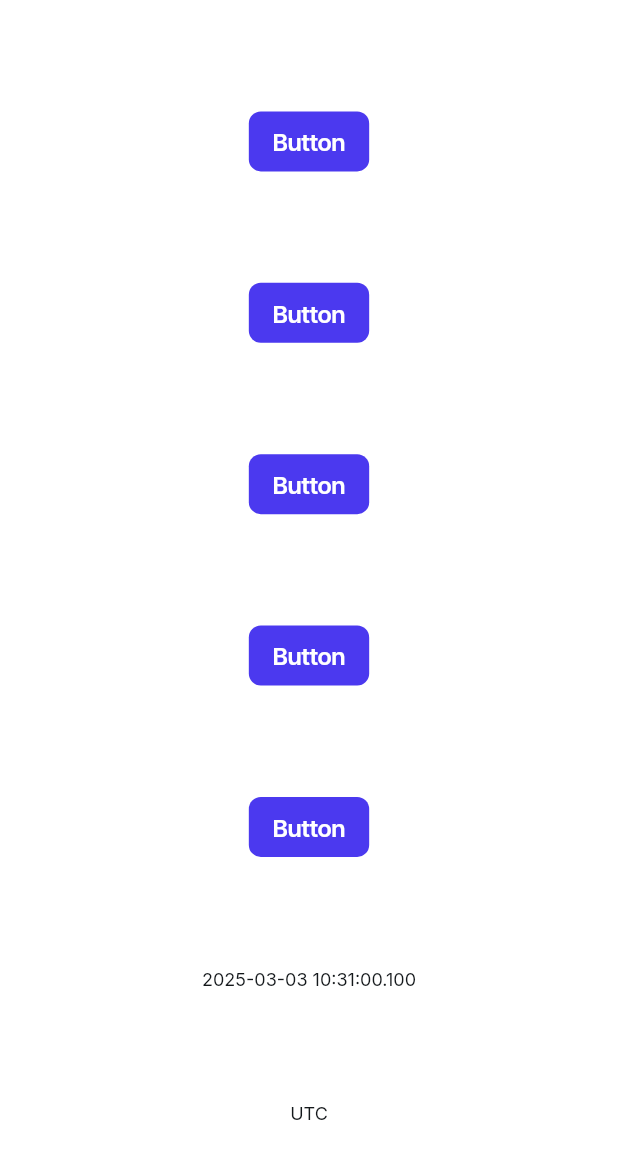
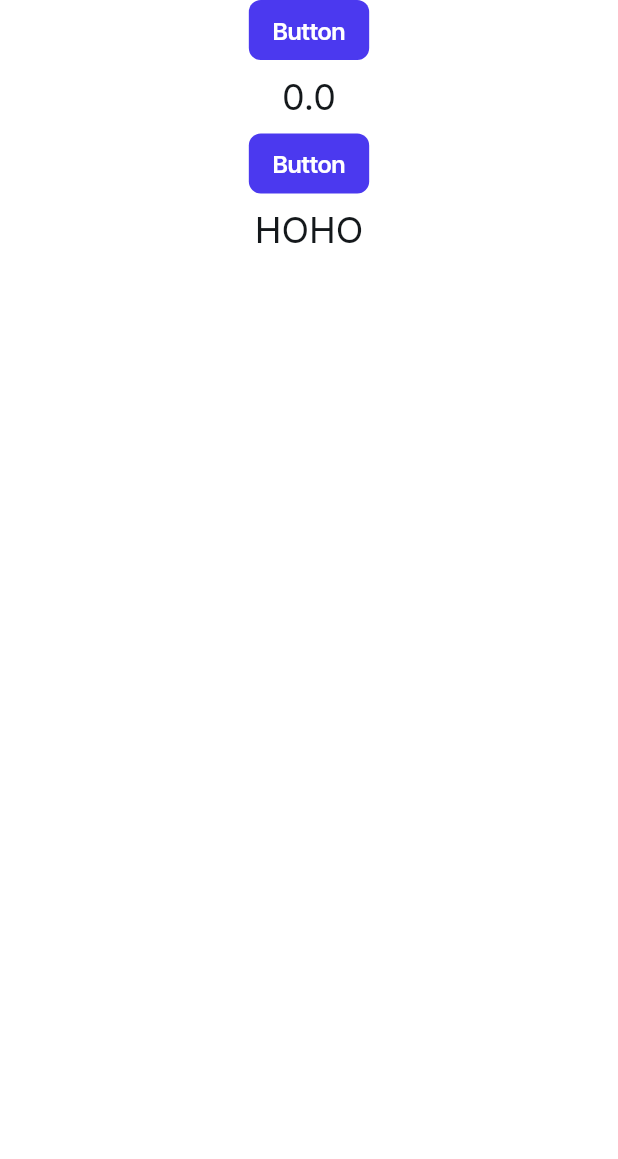
Before and after one commit to BhanushaliBhavik/Temp, a Flutter app: the screen it shows after launch, on a phone screen of 412 x 824 dp. Shown: the top 1159 px of the screen. Run offline on Flutter 3.47's test engine with Material 3 defaults, Android fonts, the phone set to English and light mode, and no system bars; drawn by our look-alikes of auto_size_text; our stand-ins replace cloud_firestore, contacts_service, device_info_plus, easy_debounce, equatable, file_picker and 14 more; missing offline and left inert: json_path, mime_type, text_search; accounts and stored records are empty.

Commit message:
Updating to latest FlutterFlow output.

```diff
--- a/lib/backend/supabase/supabase.dart
+++ b/lib/backend/supabase/supabase.dart
@@ -1,6 +1,7 @@
 import 'package:supabase_flutter/supabase_flutter.dart' hide Provider;
 
 export 'database/database.dart';
+export 'storage/storage.dart';
 
 String _kSupabaseUrl = 'https://ktxlocxhczgxkrliddbv.supabase.co';
 String _kSupabaseAnonKey =
--- a/lib/custom_code/actions/index.dart
+++ b/lib/custom_code/actions/index.dart
@@ -5,3 +5,4 @@ export 'initialized_local_notifications.dart'
     show initializedLocalNotifications;
 export 'schedule_notification.dart' show scheduleNotification;
 export 'schedule_notifications.dart' show scheduleNotifications;
+export 'new_custom_action.dart' show newCustomAction;
--- a/lib/flutter_flow/custom_functions.dart
+++ b/lib/flutter_flow/custom_functions.dart
@@ -560,3 +560,10 @@ DateTime? newCustomFunction2() {
 
   return oneMinuteLater;
 }
+
+double returnSizeOfMedia(FFUploadedFile? media) {
+  // return the size of the uploaded media to two floating point
+  double sizeInBytes = media?.bytes?.lengthInBytes?.toDouble() ?? 0.0;
+  double sizeInMB = sizeInBytes / (1024 * 1024); // Convert bytes to MB
+  return double.parse(sizeInMB.toStringAsFixed(2));
+}
--- a/lib/pages/home_page/home_page_model.dart
+++ b/lib/pages/home_page/home_page_model.dart
@@ -10,6 +10,15 @@ class HomePageModel extends FlutterFlowModel<HomePageWidget> {
 
   int? id = 1;
 
+  ///  State fields for stateful widgets in this page.
+
+  bool isDataUploading = false;
+  FFUploadedFile uploadedLocalFile =
+      FFUploadedFile(bytes: Uint8List.fromList([]));
+
+  // Stores action output result for [Custom Action - newCustomAction] action in Button widget.
+  String? deviceName;
+
   @override
   void initState(BuildContext context) {}
 
--- a/lib/pages/home_page/home_page_widget.dart
+++ b/lib/pages/home_page/home_page_widget.dart
@@ -1,6 +1,7 @@
 import '/flutter_flow/flutter_flow_theme.dart';
 import '/flutter_flow/flutter_flow_util.dart';
 import '/flutter_flow/flutter_flow_widgets.dart';
+import '/flutter_flow/upload_data.dart';
 import '/custom_code/actions/index.dart' as actions;
 import '/flutter_flow/custom_functions.dart' as functions;
 import 'package:flutter/material.dart';
@@ -53,73 +54,49 @@ class _HomePageWidgetState extends State<HomePageWidget> {
         backgroundColor: FlutterFlowTheme.of(context).secondaryBackground,
         body: SafeArea(
           top: true,
-          child: Align(
-            alignment: AlignmentDirectional(0.0, 0.0),
           child: Column(
             mainAxisSize: MainAxisSize.max,
-              mainAxisAlignment: MainAxisAlignment.spaceEvenly,
             children: [
-                FFButtonWidget(
+              Align(
+                alignment: AlignmentDirectional(0.0, 0.0),
+                child: FFButtonWidget(
                   onPressed: () async {
-                    await actions.notfication(
-                      'HAHA',
-                      'HAHAHAHAHAHAHAHA',
-                      'HOHOHOHO',
+                    final selectedMedia =
+                        await selectMediaWithSourceBottomSheet(
+                      context: context,
+                      allowPhoto: true,
                     );
-                  },
-                  text: 'Button',
-                  options: FFButtonOptions(
-                    height: 40.0,
-                    padding:
-                        EdgeInsetsDirectional.fromSTEB(16.0, 0.0, 16.0, 0.0),
-                    iconPadding:
-                        EdgeInsetsDirectional.fromSTEB(0.0, 0.0, 0.0, 0.0),
-                    color: FlutterFlowTheme.of(context).primary,
-                    textStyle: FlutterFlowTheme.of(context).titleSmall.override(
-                          fontFamily: 'Inter Tight',
-                          color: Colors.white,
-                          letterSpacing: 0.0,
-                        ),
-                    elevation: 0.0,
-                    borderRadius: BorderRadius.circular(8.0),
-                  ),
-                ),
-                FFButtonWidget(
-                  onPressed: () async {
-                    await actions.scheduleNotification(
-                      'HAHA',
-                      'HOHOHO',
-                      10,
-                      28,
-                    );
-                  },
-                  text: 'Button',
-                  options: FFButtonOptions(
-                    height: 40.0,
-                    padding:
-                        EdgeInsetsDirectional.fromSTEB(16.0, 0.0, 16.0, 0.0),
-                    iconPadding:
-                        EdgeInsetsDirectional.fromSTEB(0.0, 0.0, 0.0, 0.0),
-                    color: FlutterFlowTheme.of(context).primary,
-                    textStyle: FlutterFlowTheme.of(context).titleSmall.override(
-                          fontFamily: 'Inter Tight',
-                          color: Colors.white,
-                          letterSpacing: 0.0,
-                        ),
-                    elevation: 0.0,
-                    borderRadius: BorderRadius.circular(8.0),
-                  ),
-                ),
-                FFButtonWidget(
-                  onPressed: () async {
-                    await actions.sendLocalNotification(
-                      'HAHA',
-                      'HOHOHO',
-                      _model.id!,
-                      'payload',
-                      functions.newCustomFunction2(),
-                    );
-                    _model.id = _model.id! + 1;
+                    if (selectedMedia != null &&
+                        selectedMedia.every((m) =>
+                            validateFileFormat(m.storagePath, context))) {
+                      safeSetState(() => _model.isDataUploading = true);
+                      var selectedUploadedFiles = <FFUploadedFile>[];
+
+                      try {
+                        selectedUploadedFiles = selectedMedia
+                            .map((m) => FFUploadedFile(
+                                  name: m.storagePath.split('/').last,
+                                  bytes: m.bytes,
+                                  height: m.dimensions?.height,
+                                  width: m.dimensions?.width,
+                                  blurHash: m.blurHash,
+                                ))
+                            .toList();
+                      } finally {
+                        _model.isDataUploading = false;
+                      }
+                      if (selectedUploadedFiles.length ==
+                          selectedMedia.length) {
+                        safeSetState(() {
+                          _model.uploadedLocalFile =
+                              selectedUploadedFiles.first;
+                        });
+                      } else {
+                        safeSetState(() {});
+                        return;
+                      }
+                    }
+
                     safeSetState(() {});
                   },
                   text: 'Button',
@@ -139,36 +116,30 @@ class _HomePageWidgetState extends State<HomePageWidget> {
                     borderRadius: BorderRadius.circular(8.0),
                   ),
                 ),
-                FFButtonWidget(
-                  onPressed: () async {
-                    await actions.scheduleNotifications();
-                  },
-                  text: 'Button',
-                  options: FFButtonOptions(
-                    height: 40.0,
-                    padding:
-                        EdgeInsetsDirectional.fromSTEB(16.0, 0.0, 16.0, 0.0),
-                    iconPadding:
-                        EdgeInsetsDirectional.fromSTEB(0.0, 0.0, 0.0, 0.0),
-                    color: FlutterFlowTheme.of(context).primary,
-                    textStyle: FlutterFlowTheme.of(context).titleSmall.override(
-                          fontFamily: 'Inter Tight',
-                          color: Colors.white,
+              ),
+              Text(
+                valueOrDefault<String>(
+                  functions
+                      .returnSizeOfMedia(_model.uploadedLocalFile)
+                      .toString(),
+                  'HAHA',
+                ),
+                style: FlutterFlowTheme.of(context).bodyMedium.override(
+                      fontFamily: 'Inter',
+                      fontSize: 24.0,
                       letterSpacing: 0.0,
-                        ),
-                    elevation: 0.0,
-                    borderRadius: BorderRadius.circular(8.0),
                     ),
               ),
               FFButtonWidget(
                 onPressed: () async {
+                  _model.deviceName = await actions.newCustomAction();
+
                   safeSetState(() {});
                 },
                 text: 'Button',
                 options: FFButtonOptions(
                   height: 40.0,
-                    padding:
-                        EdgeInsetsDirectional.fromSTEB(16.0, 0.0, 16.0, 0.0),
+                  padding: EdgeInsetsDirectional.fromSTEB(16.0, 0.0, 16.0, 0.0),
                   iconPadding:
                       EdgeInsetsDirectional.fromSTEB(0.0, 0.0, 0.0, 0.0),
                   color: FlutterFlowTheme.of(context).primary,
@@ -183,23 +154,16 @@ class _HomePageWidgetState extends State<HomePageWidget> {
               ),
               Text(
                 valueOrDefault<String>(
-                    functions.newCustomFunction2()?.toString(),
-                    'HAHA',
+                  _model.deviceName,
+                  'HOHO',
                 ),
                 style: FlutterFlowTheme.of(context).bodyMedium.override(
                       fontFamily: 'Inter',
+                      fontSize: 24.0,
                       letterSpacing: 0.0,
                     ),
               ),
-                Text(
-                  DateTime.now().timeZoneName,
-                  style: FlutterFlowTheme.of(context).bodyMedium.override(
-                        fontFamily: 'Inter',
-                        letterSpacing: 0.0,
-                      ),
-                ),
-              ],
-            ),
+            ].divide(SizedBox(height: 10.0)),
           ),
         ),
       ),
```
Also changed, not shown: lib/backend/supabase/storage/storage.dart (added, +55 -0 lines), lib/custom_code/actions/new_custom_action.dart (added, +31 -0 lines), lib/flutter_flow/upload_data.dart (added, +378 -0 lines), pubspec.yaml (+19 -0 lines), 2 other files. Lines whose indentation alone changed are shown as unchanged.
